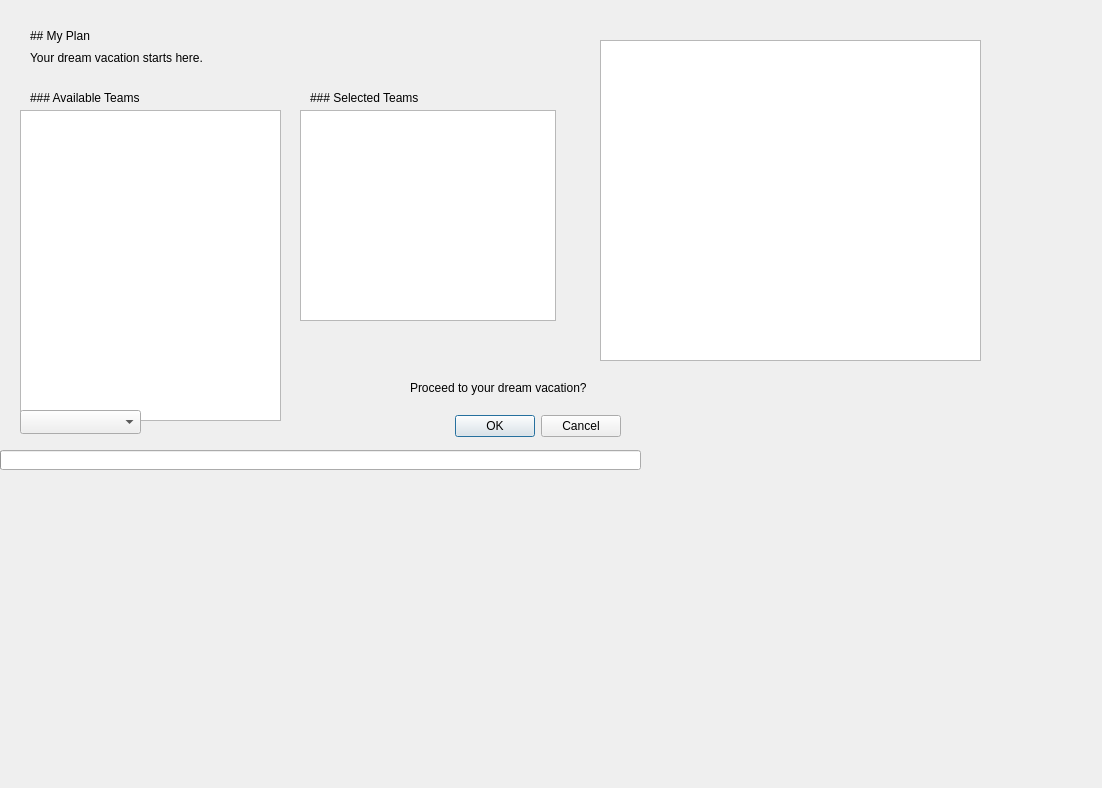
First picture: the form in Project-2-NFL/tripcreateWidget.ui, repository massivemembrain/Project-2-NFL, before the edit.
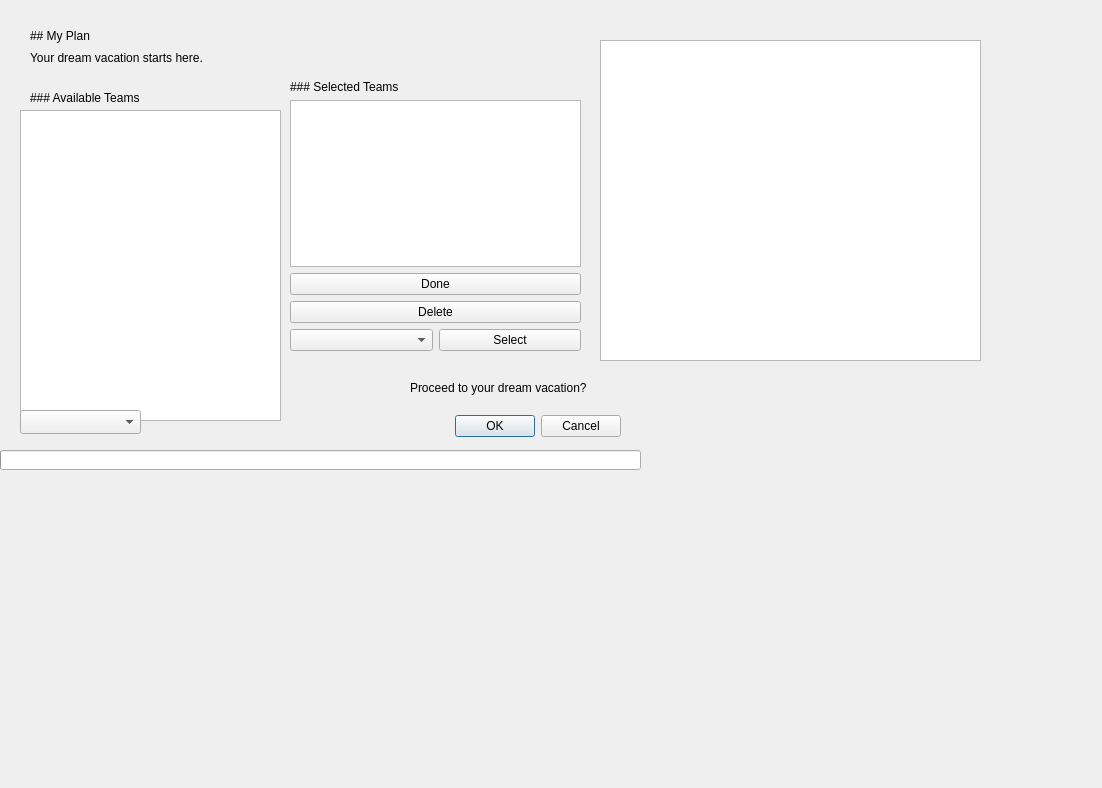
Second picture: the form after the edit.

The edit to the form file:
```diff
--- a/Project-2-NFL/tripcreateWidget.ui
+++ b/Project-2-NFL/tripcreateWidget.ui
@@ -135,32 +135,6 @@
     <string>no item selected</string>
    </property>
   </widget>
-  <widget class="QTextBrowser" name="teamSelection">
-   <property name="geometry">
-    <rect>
-     <x>300</x>
-     <y>110</y>
-     <width>256</width>
-     <height>211</height>
-    </rect>
-   </property>
-  </widget>
-  <widget class="QLabel" name="label_team_selected">
-   <property name="geometry">
-    <rect>
-     <x>310</x>
-     <y>90</y>
-     <width>111</width>
-     <height>16</height>
-    </rect>
-   </property>
-   <property name="text">
-    <string>### Selected Teams</string>
-   </property>
-   <property name="textFormat">
-    <enum>Qt::MarkdownText</enum>
-   </property>
-  </widget>
   <widget class="QTableView" name="tableView">
    <property name="geometry">
     <rect>
@@ -171,6 +145,59 @@
     </rect>
    </property>
   </widget>
+  <widget class="QWidget" name="verticalLayoutWidget">
+   <property name="geometry">
+    <rect>
+     <x>290</x>
+     <y>80</y>
+     <width>291</width>
+     <height>271</height>
+    </rect>
+   </property>
+   <layout class="QVBoxLayout" name="verticalLayout">
+    <item>
+     <widget class="QLabel" name="label_team_selected">
+      <property name="text">
+       <string>### Selected Teams</string>
+      </property>
+      <property name="textFormat">
+       <enum>Qt::MarkdownText</enum>
+      </property>
+     </widget>
+    </item>
+    <item>
+     <widget class="QTableView" name="tableView_custom"/>
+    </item>
+    <item>
+     <widget class="QPushButton" name="pushButton_done">
+      <property name="text">
+       <string>Done</string>
+      </property>
+     </widget>
+    </item>
+    <item>
+     <widget class="QPushButton" name="pushButton_delete">
+      <property name="text">
+       <string>Delete</string>
+      </property>
+     </widget>
+    </item>
+    <item>
+     <layout class="QHBoxLayout" name="horizontalLayout">
+      <item>
+       <widget class="QComboBox" name="comboBox_team"/>
+      </item>
+      <item>
+       <widget class="QPushButton" name="pushButton_select">
+        <property name="text">
+         <string>Select</string>
+        </property>
+       </widget>
+      </item>
+     </layout>
+    </item>
+   </layout>
+  </widget>
  </widget>
  <resources/>
  <connections/>
```
